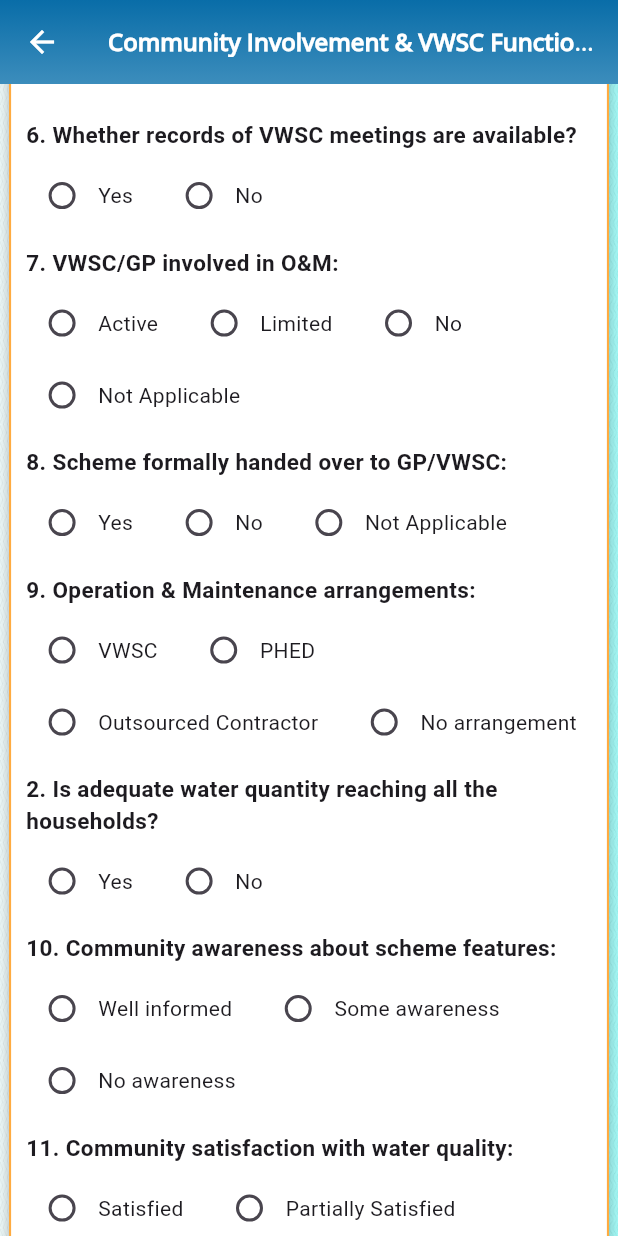
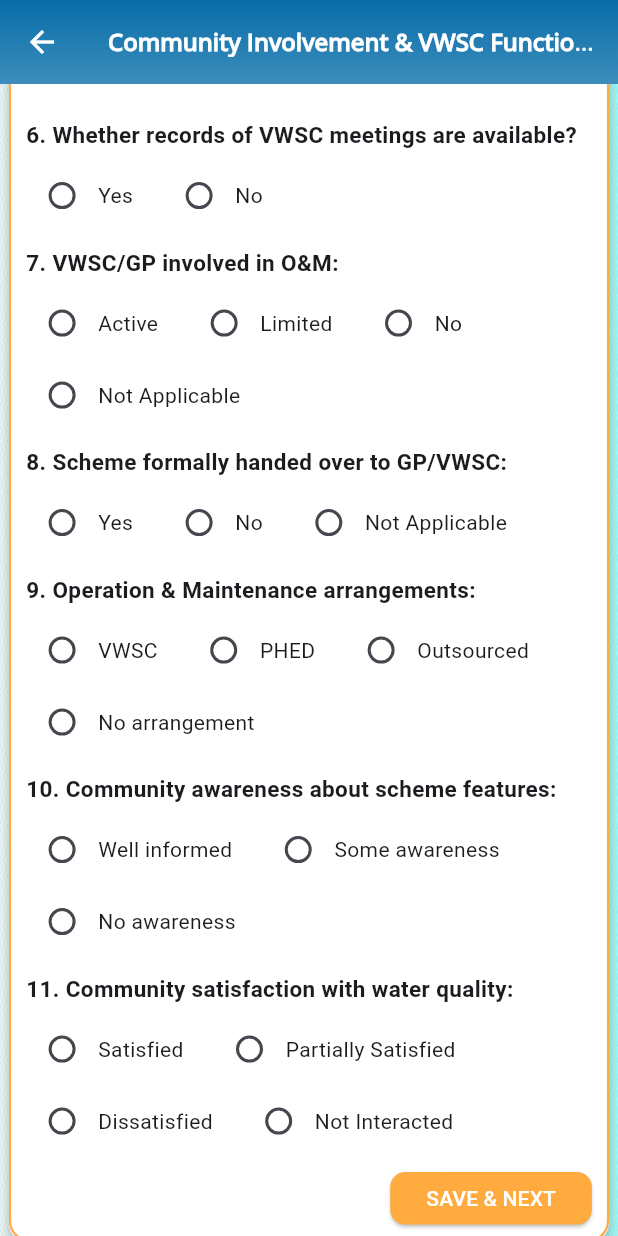
Before and after one commit to shubhamdevgupta/cno_inspector, a Flutter app: the CommunityInvolvementPartB screen opened by its route, scrolled down 576 dp, on a phone screen of 412 x 824 dp. Run offline on Flutter 3.47's test engine with Material 3 defaults, Android fonts, the light colour scheme and no system bars; our stand-ins replace connectivity_plus, device_info_plus, flutter_image_compress, fluttertoast, image_picker, shared_preferences; missing offline and left inert: encrypt; accounts and stored records are empty.

Commit message:
fix design

```diff
--- a/lib/provider/vwscInfoProvider/VwscProvider.dart
+++ b/lib/provider/vwscInfoProvider/VwscProvider.dart
@@ -37,22 +37,6 @@ class Vwscprovider extends ChangeNotifier {
   }
 
   // 1. Define the options map
-
-
-  // 2. Expose just the labels for the UI
-
-
-
-
-  // 3. Track selected labels
-  String? _selectedFrequencyLabels;
-
-  String? get selectedFrequency => _selectedFrequencyLabels;
-
-  set selectedFrequency(String? values) {
-    _selectedFrequencyLabels = values;
-    notifyListeners();
-  }
   final Map<String, int> FrequencyLabels = {
     "Daily": 1,
     "Once in two days": 2,
@@ -60,6 +44,24 @@ class Vwscprovider extends ChangeNotifier {
     "Irregular": 4,
     "Not functional": 5,
   };
+
+  List<String> get FrequencyLabelOption => FrequencyLabels.keys.toList();
+
+  // 2. Expose just the labels for the UI
+
+
+  String? _selectedFrequencyLabels;
+
+  String? get selectedFrequency => _selectedFrequencyLabels;
+
+  // 3. Track selected labels
+
+
+  set selectedFrequency(String? values) {
+    _selectedFrequencyLabels = values;
+    notifyListeners();
+  }
+
   int get selectedFrequencyID => FrequencyLabels[_selectedFrequencyLabels] ?? 0;
   // 4. Convert selected labels to their mapped integer values (for API)
 
@@ -149,6 +151,7 @@ class Vwscprovider extends ChangeNotifier {
     "Active": 1,
     "Limited": 2,"No Involvement": 3,"VWSC not found": 4,
   };
+  List<String> get VwscGPInvolmentOptions => VwscGPInvolment.keys.toList();
 
   //
   int get selectedVWSCInvolvementID => VwscGPInvolment[_selectedVWSCInvolvement] ?? 0;
@@ -201,6 +204,8 @@ class Vwscprovider extends ChangeNotifier {
     "Yes": 1,
     "No": 2,"Not Applicable": 3,
   };
+
+  List<String> get SchemeHandoverOptions => SchemeHandover.keys.toList();
   //
   int get selectedSchemeHandoverID => SchemeHandover[_selectedSchemeHandover] ?? 0;
 
@@ -220,6 +225,8 @@ class Vwscprovider extends ChangeNotifier {
     "VWSC": 1,
     "PHED": 2,"Outsourced": 3,"No arrangement": 4,
   };
+
+  List<String> get OMArrangementsOptions => OMArrangements.keys.toList();
   //
   int get selectedOMArrangementsID => OMArrangements[_selectedOMArrangements] ?? 0;
 
@@ -276,6 +283,8 @@ class Vwscprovider extends ChangeNotifier {
     "Satisfied": 1,
     "Partially Satisfied": 2,"Dissatisfied": 3,"Not Interacted": 4,
   };
+
+  List<String> get WaterQualitySatisfactionOptions => WaterQualitySatisfaction.keys.toList();
   int get selectedWaterQualitySatisfactionID => WaterQualitySatisfaction[_selectedWaterQualitySatisfaction] ?? 0;
 
 
--- a/lib/views/InteractionVWSC/CommunityInvolvementPartB.dart
+++ b/lib/views/InteractionVWSC/CommunityInvolvementPartB.dart
@@ -106,7 +106,7 @@ class _CommunityInvolvementPartBState extends State<CommunityInvolvementPartB> {
                                   SizedBox(height: 10,),
                                   Customradiobttn(
                                     question: "1. Is VWSC or Pani samiti formed:",
-                                    options: ["Yes", "No"],
+                                    options: vwscProvider.yesNoMap.keys.toList(),
                                     selectedOption: vwscProvider.selectedVWSCFormed,
                                     onChanged: (val) {
                                       vwscProvider.selectedVWSCFormed = val;
@@ -126,17 +126,9 @@ class _CommunityInvolvementPartBState extends State<CommunityInvolvementPartB> {
 
                                   Customradiobttn(
                                     question: "3. VWSC/GP involvement in scheme operations:",
-                                    options: [
-                                      "Active",
-                                      "Limited",
-                                      "No Involvement",
-                                      "VWSC not formed"
-                                    ],
-                                    selectedOption: vwscProvider
-                                        .selectedVWSCInvolvement,
-                                    onChanged: (val) {
-                                      vwscProvider
-                                          .selectedVWSCInvolvement = val;
+                                    options: vwscProvider.VwscGPInvolmentOptions,
+                                    selectedOption: vwscProvider.selectedVWSCInvolvement,
+                                    onChanged: (val) {vwscProvider.selectedVWSCInvolvement = val;
                                       print(
                                           'selectedVWSCInvolvementID------- ${vwscProvider
                                               .selectedVWSCInvolvementID}');
@@ -144,7 +136,7 @@ class _CommunityInvolvementPartBState extends State<CommunityInvolvementPartB> {
                                   ),
                                   Customradiobttn(
                                     question: "4. As-built Drawing of Pipelines available with GP office:",
-                                    options: ["Yes", "No"],
+                                    options: vwscProvider.yesNoMap.keys.toList(),
                                     selectedOption: vwscProvider
                                         .selectedAsBuiltDrawing,
                                     onChanged: (val) {
@@ -157,16 +149,11 @@ class _CommunityInvolvementPartBState extends State<CommunityInvolvementPartB> {
                                   ),
                                   Customradiobttn(
                                     question: "5. Whether meetings of VWSC are conducted in a periodic manner?",
-                                    options: ["Yes", "No"],
-                                    selectedOption: vwscProvider
-                                        .selectedVWSCMeetingConducted,
+                                    options:vwscProvider.yesNoMap.keys.toList(),
+                                    selectedOption: vwscProvider.selectedVWSCMeetingConducted,
                                     onChanged: (val) {
-                                      vwscProvider
-                                          .selectedVWSCMeetingConducted =
-                                          val;
-                                      print(
-                                          'selectedVWSCMeetingConductedID------- ${vwscProvider
-                                              .selectedVWSCMeetingConductedID}');
+                                      vwscProvider.selectedVWSCMeetingConducted = val;
+                                      print('selectedVWSCMeetingConductedID------- ${vwscProvider.selectedVWSCMeetingConductedID}');
                                     },
                                   ),
                                   if (vwscProvider.selectedVWSCMeetingConductedID == 1)
@@ -191,7 +178,7 @@ class _CommunityInvolvementPartBState extends State<CommunityInvolvementPartB> {
                                     ),
                                   Customradiobttn(
                                     question: "6. Whether records of VWSC meetings are available?",
-                                    options: ["Yes", "No"],
+                                    options: vwscProvider.yesNoMap.keys.toList(),
                                     selectedOption: vwscProvider
                                         .selectedVWSCRecordsAvailable,
                                     onChanged: (val) {
@@ -218,11 +205,7 @@ class _CommunityInvolvementPartBState extends State<CommunityInvolvementPartB> {
                                   ),
                                   Customradiobttn(
                                     question: "8. Scheme formally handed over to GP/VWSC:",
-                                    options: [
-                                      "Yes",
-                                      "No",
-                                      "Not Applicable"
-                                    ],
+                                    options:  vwscProvider.SchemeHandoverOptions,
                                     selectedOption: vwscProvider
                                         .selectedSchemeHandover,
                                     onChanged: (val) {
@@ -236,12 +219,7 @@ class _CommunityInvolvementPartBState extends State<CommunityInvolvementPartB> {
 
                                   Customradiobttn(
                                     question: "9. Operation & Maintenance arrangements:",
-                                    options: [
-                                      "VWSC",
-                                      "PHED",
-                                      "Outsourced Contractor",
-                                      "No arrangement"
-                                    ],
+                                    options: vwscProvider.OMArrangementsOptions,
                                     selectedOption: vwscProvider
                                         .selectedOMArrangements,
                                     onChanged: (val) {
@@ -254,18 +232,6 @@ class _CommunityInvolvementPartBState extends State<CommunityInvolvementPartB> {
                                   ),
 
                                   Customradiobttn(
-                                    question:
-                                    "2. Is adequate water quantity reaching all the households?",
-                                    options: vwscProvider.yesNoOptions,
-                                    selectedOption:
-                                    vwscProvider.selectedHouseholdWater,
-                                    onChanged: (val) {
-                                      vwscProvider.selectedHouseholdWater = val;
-                                      print(
-                                          'selectedHouseholdWater------- ${vwscProvider.selectedHouseholdWaterId}');
-                                    },
-                                  ),
-                                  Customradiobttn(
                                     question: "10. Community awareness about scheme features:",
                                     options:  vwscProvider.CommunityAwarenessID.keys.toList(),
                                     selectedOption: vwscProvider.selectedCommunityAwareness,
@@ -276,12 +242,7 @@ class _CommunityInvolvementPartBState extends State<CommunityInvolvementPartB> {
                                   ),
                                   Customradiobttn(
                                     question: "11. Community satisfaction with water quality:",
-                                    options: [
-                                      "Satisfied",
-                                      "Partially Satisfied",
-                                      "Dissatisfied",
-                                      "Not Interacted"
-                                    ],
+                                    options: vwscProvider.WaterQualitySatisfactionOptions,
                                     selectedOption: vwscProvider
                                         .selectedWaterQualitySatisfaction,
                                     onChanged: (val) {
--- a/lib/views/InteractionVWSC/WaterSupplyPartA.dart
+++ b/lib/views/InteractionVWSC/WaterSupplyPartA.dart
@@ -147,13 +147,10 @@ class _WaterSupplyPartA extends State<WaterSupplyPartA> {
                               children: [
                                 Customradiobttn(
                                   question: "1. Water supply frequency:",
-                                  options: vwscProvider.,
+                                  options: vwscProvider.FrequencyLabelOption,
                                   selectedOption: vwscProvider.selectedFrequency,
-                                  onChanged: (val) {
-                                    vwscProvider.selectedFrequency = val;
-                                    print(
-                                        '------- ${vwscProvider.selectedFrequencyIds}');
-                                  },
+                                  onChanged: (val) {vwscProvider.selectedFrequency = val;
+                                    print('-------selectedFrequencyID ${vwscProvider.selectedFrequencyID}');},
                                 ),
 
 
--- a/lib/views/PartASchemeInfo/PartBSchemePlanningScreen.dart
+++ b/lib/views/PartASchemeInfo/PartBSchemePlanningScreen.dart
@@ -1,7 +1,6 @@
 import 'package:cno_inspection/provider/schemeInfoProvider/SchemeProvider.dart';
 import 'package:cno_inspection/services/LocalStorageService.dart';
 import 'package:cno_inspection/utils/AppConstants.dart';
-import 'package:cno_inspection/views/schemeInfo/Dashboardschemeinfo.dart';
 import 'package:cno_inspection/views/PartASchemeInfo/Dashboardschemeinfo.dart';
 import 'package:cno_inspection/views/PartASchemeInfo/PartASourceScreen.dart';
 import 'package:flutter/material.dart';
```
